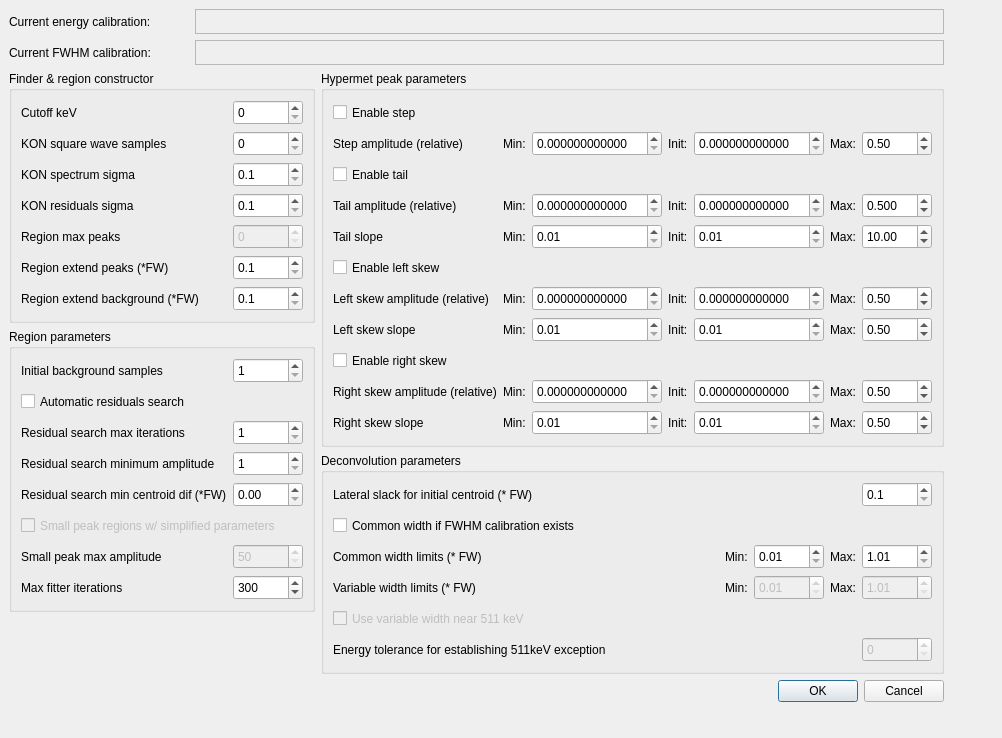
Above: gui/analysis/form_fitter_settings.ui from usnistgov/qpx-gamma before the change. Below: the same form after it.
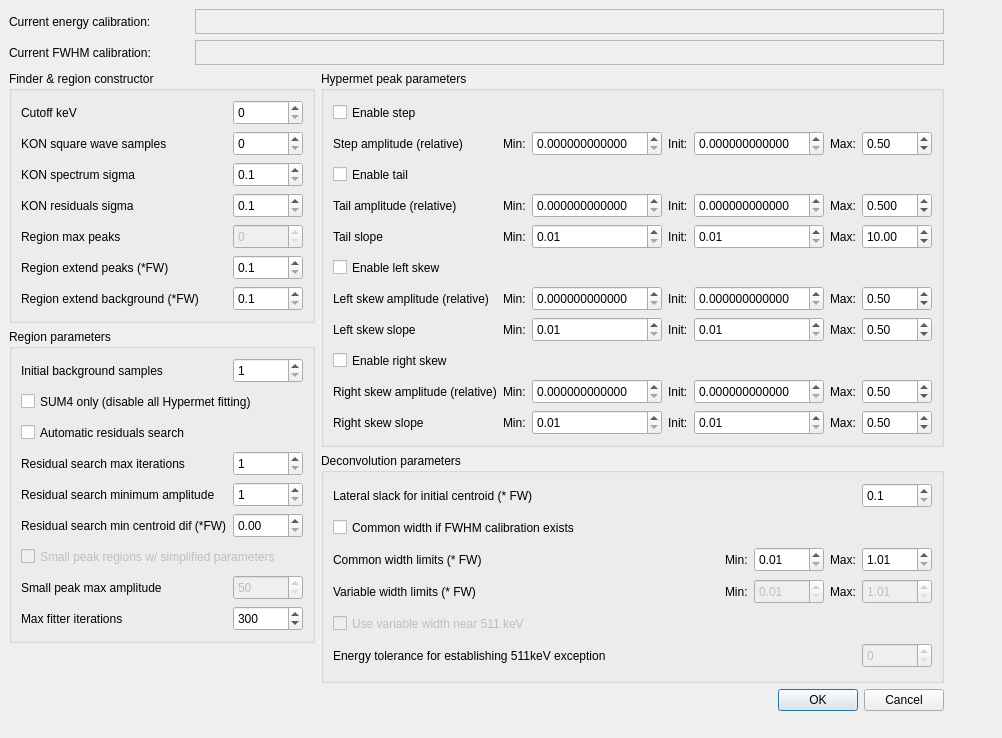
That is the form after the change. Icons and pictures are not drawn.

Commit message: SUM4 and general peak fitting improvements

What changed in the file:
```diff
--- a/gui/analysis/form_fitter_settings.ui
+++ b/gui/analysis/form_fitter_settings.ui
@@ -515,10 +515,10 @@
            <string>Region parameters</string>
           </property>
           <layout class="QGridLayout" name="gridLayout_2">
-           <item row="0" column="0">
-            <layout class="QHBoxLayout" name="horizontalLayout_8">
+           <item row="6" column="0">
+            <layout class="QHBoxLayout" name="horizontalLayout_27">
              <item>
-              <widget class="QLabel" name="label_8">
+              <widget class="QLabel" name="label_50">
                <property name="minimumSize">
                 <size>
                  <width>0</width>
@@ -532,12 +532,12 @@
                 </size>
                </property>
                <property name="text">
-                <string>Initial background samples</string>
+                <string>Residual search min centroid dif (*FW)</string>
                </property>
               </widget>
              </item>
              <item>
-              <widget class="QSpinBox" name="spinEdgeSamples">
+              <widget class="QDoubleSpinBox" name="doubleResidTooClose">
                <property name="minimumSize">
                 <size>
                  <width>70</width>
@@ -550,17 +550,48 @@
                  <height>25</height>
                 </size>
                </property>
+               <property name="decimals">
+                <number>2</number>
+               </property>
                <property name="minimum">
-                <number>1</number>
+                <double>0.000000000000000</double>
+               </property>
+               <property name="singleStep">
+                <double>0.010000000000000</double>
                </property>
               </widget>
              </item>
             </layout>
            </item>
            <item row="2" column="0">
-            <layout class="QHBoxLayout" name="horizontalLayout_9">
+            <widget class="QCheckBox" name="checkResidAuto">
+             <property name="enabled">
+              <bool>true</bool>
+             </property>
+             <property name="minimumSize">
+              <size>
+               <width>0</width>
+               <height>25</height>
+              </size>
+             </property>
+             <property name="maximumSize">
+              <size>
+               <width>16777215</width>
+               <height>25</height>
+              </size>
+             </property>
+             <property name="layoutDirection">
+              <enum>Qt::LeftToRight</enum>
+             </property>
+             <property name="text">
+              <string>Automatic residuals search</string>
+             </property>
+            </widget>
+           </item>
+           <item row="9" column="0">
+            <layout class="QHBoxLayout" name="horizontalLayout_19">
              <item>
-              <widget class="QLabel" name="label_9">
+              <widget class="QLabel" name="label_40">
                <property name="minimumSize">
                 <size>
                  <width>0</width>
@@ -574,12 +605,15 @@
                 </size>
                </property>
                <property name="text">
-                <string>Residual search max iterations</string>
+                <string>Max fitter iterations</string>
                </property>
               </widget>
              </item>
              <item>
-              <widget class="QSpinBox" name="spinResidMaxIterations">
+              <widget class="QSpinBox" name="spinFitterMaxIterations">
+               <property name="enabled">
+                <bool>true</bool>
+               </property>
                <property name="minimumSize">
                 <size>
                  <width>70</width>
@@ -593,16 +627,22 @@
                 </size>
                </property>
                <property name="minimum">
-                <number>1</number>
+                <number>5</number>
                </property>
                <property name="maximum">
-                <number>20</number>
+                <number>20000</number>
+               </property>
+               <property name="singleStep">
+                <number>10</number>
+               </property>
+               <property name="value">
+                <number>300</number>
                </property>
               </widget>
              </item>
             </layout>
            </item>
-           <item row="6" column="0">
+           <item row="8" column="0">
             <layout class="QHBoxLayout" name="horizontalLayout_11">
              <item>
               <widget class="QLabel" name="label_11">
@@ -653,11 +693,10 @@
              </item>
             </layout>
            </item>
-           <item row="1" column="0">
-            <widget class="QCheckBox" name="checkResidAuto">
-             <property name="enabled">
-              <bool>true</bool>
-             </property>
+           <item row="4" column="0">
+            <layout class="QHBoxLayout" name="horizontalLayout_9">
+             <item>
+              <widget class="QLabel" name="label_9">
              <property name="minimumSize">
               <size>
                <width>0</width>
@@ -670,15 +709,36 @@
                <height>25</height>
               </size>
              </property>
-             <property name="layoutDirection">
-              <enum>Qt::LeftToRight</enum>
-             </property>
              <property name="text">
-              <string>Automatic residuals search</string>
+                <string>Residual search max iterations</string>
              </property>
             </widget>
            </item>
-           <item row="3" column="0">
+             <item>
+              <widget class="QSpinBox" name="spinResidMaxIterations">
+               <property name="minimumSize">
+                <size>
+                 <width>70</width>
+                 <height>25</height>
+                </size>
+               </property>
+               <property name="maximumSize">
+                <size>
+                 <width>70</width>
+                 <height>25</height>
+                </size>
+               </property>
+               <property name="minimum">
+                <number>1</number>
+               </property>
+               <property name="maximum">
+                <number>20</number>
+               </property>
+              </widget>
+             </item>
+            </layout>
+           </item>
+           <item row="5" column="0">
             <layout class="QHBoxLayout" name="horizontalLayout_10">
              <item>
               <widget class="QLabel" name="label_10">
@@ -726,7 +786,49 @@
              </item>
             </layout>
            </item>
-           <item row="5" column="0">
+           <item row="0" column="0">
+            <layout class="QHBoxLayout" name="horizontalLayout_8">
+             <item>
+              <widget class="QLabel" name="label_8">
+               <property name="minimumSize">
+                <size>
+                 <width>0</width>
+                 <height>25</height>
+                </size>
+               </property>
+               <property name="maximumSize">
+                <size>
+                 <width>16777215</width>
+                 <height>25</height>
+                </size>
+               </property>
+               <property name="text">
+                <string>Initial background samples</string>
+               </property>
+              </widget>
+             </item>
+             <item>
+              <widget class="QSpinBox" name="spinEdgeSamples">
+               <property name="minimumSize">
+                <size>
+                 <width>70</width>
+                 <height>25</height>
+                </size>
+               </property>
+               <property name="maximumSize">
+                <size>
+                 <width>70</width>
+                 <height>25</height>
+                </size>
+               </property>
+               <property name="minimum">
+                <number>1</number>
+               </property>
+              </widget>
+             </item>
+            </layout>
+           </item>
+           <item row="7" column="0">
             <widget class="QCheckBox" name="checkSmallSimplify">
              <property name="enabled">
               <bool>false</bool>
@@ -751,66 +853,13 @@
              </property>
             </widget>
            </item>
-           <item row="7" column="0">
-            <layout class="QHBoxLayout" name="horizontalLayout_19">
-             <item>
-              <widget class="QLabel" name="label_40">
-               <property name="minimumSize">
-                <size>
-                 <width>0</width>
-                 <height>25</height>
-                </size>
-               </property>
-               <property name="maximumSize">
-                <size>
-                 <width>16777215</width>
-                 <height>25</height>
-                </size>
-               </property>
-               <property name="text">
-                <string>Max fitter iterations</string>
-               </property>
-              </widget>
-             </item>
-             <item>
-              <widget class="QSpinBox" name="spinFitterMaxIterations">
+           <item row="1" column="0">
+            <widget class="QCheckBox" name="checkOnlySum4">
                <property name="enabled">
                 <bool>true</bool>
                </property>
                <property name="minimumSize">
                 <size>
-                 <width>70</width>
-                 <height>25</height>
-                </size>
-               </property>
-               <property name="maximumSize">
-                <size>
-                 <width>70</width>
-                 <height>25</height>
-                </size>
-               </property>
-               <property name="minimum">
-                <number>5</number>
-               </property>
-               <property name="maximum">
-                <number>20000</number>
-               </property>
-               <property name="singleStep">
-                <number>10</number>
-               </property>
-               <property name="value">
-                <number>300</number>
-               </property>
-              </widget>
-             </item>
-            </layout>
-           </item>
-           <item row="4" column="0">
-            <layout class="QHBoxLayout" name="horizontalLayout_27">
-             <item>
-              <widget class="QLabel" name="label_50">
-               <property name="minimumSize">
-                <size>
                  <width>0</width>
                  <height>25</height>
                 </size>
@@ -821,37 +870,13 @@
                  <height>25</height>
                 </size>
                </property>
+             <property name="layoutDirection">
+              <enum>Qt::LeftToRight</enum>
+             </property>
                <property name="text">
-                <string>Residual search min centroid dif (*FW)</string>
-               </property>
-              </widget>
-             </item>
-             <item>
-              <widget class="QDoubleSpinBox" name="doubleResidTooClose">
-               <property name="minimumSize">
-                <size>
-                 <width>70</width>
-                 <height>25</height>
-                </size>
-               </property>
-               <property name="maximumSize">
-                <size>
-                 <width>70</width>
-                 <height>25</height>
-                </size>
-               </property>
-               <property name="decimals">
-                <number>2</number>
-               </property>
-               <property name="minimum">
-                <double>0.000000000000000</double>
-               </property>
-               <property name="singleStep">
-                <double>0.010000000000000</double>
-               </property>
-              </widget>
-             </item>
-            </layout>
+              <string>SUM4 only (disable all Hypermet fitting)</string>
+             </property>
+            </widget>
            </item>
           </layout>
          </widget>
```
Left out of the diff: 4 changed lines with no effect on the pictures. Lines whose indentation alone changed are shown as unchanged. The commit also changes 17 other files.
